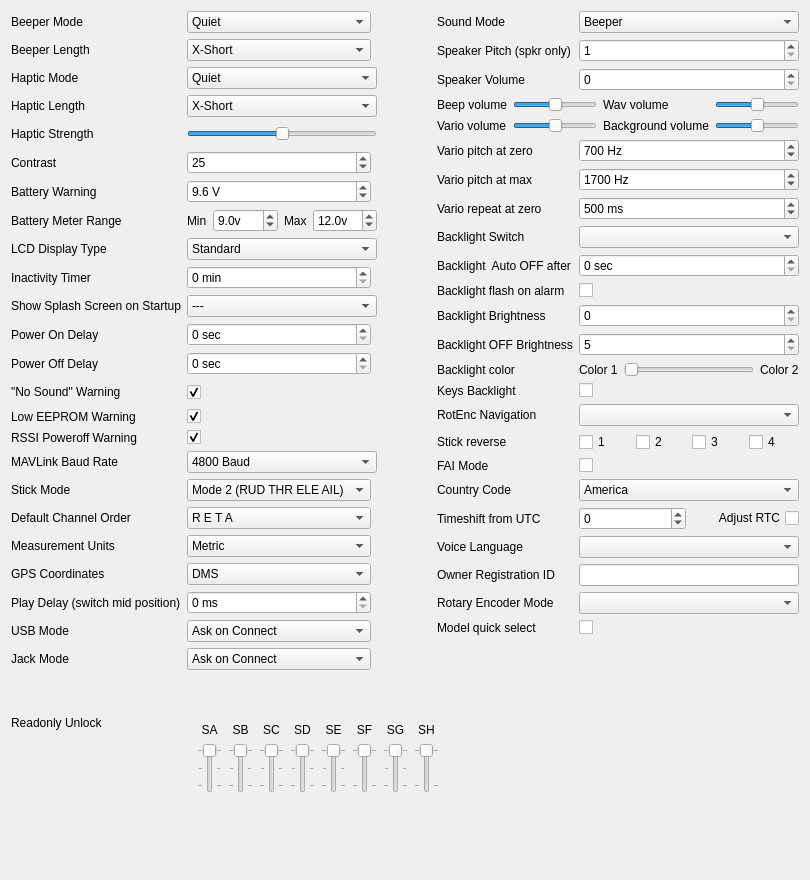
Old version of the form companion/src/generaledit/generalsetup.ui in the repository EdgeTX/edgetx.
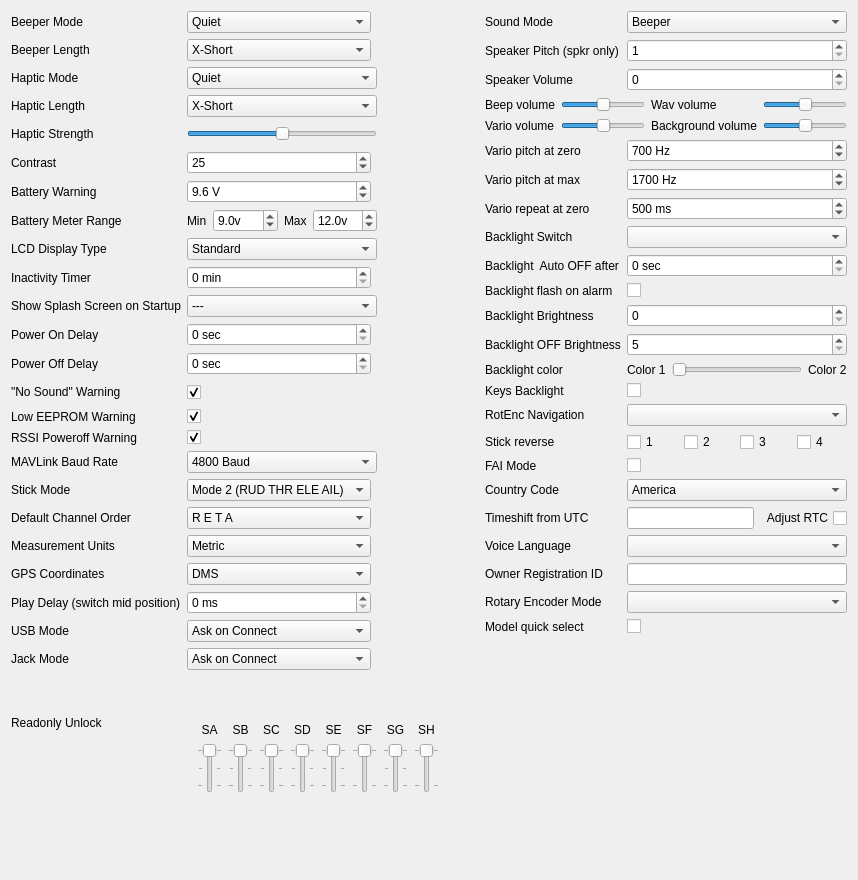
New version of the form. Custom widgets are drawn as their Qt base class.

Commit message:
feat: Support all current timezones for GPS (#3406)
* Support all current timezones.

* Fix function name and calculation for timezone offset.

* Allow setting any time offset value from -12 to +14 in 15 minutes increments.

* Alternate timezone editor in Companion (from elecpower).

* Fix compiler warning.

* chore: Add the T20

Diff of the .ui file:
```diff
--- a/companion/src/generaledit/generalsetup.ui
+++ b/companion/src/generaledit/generalsetup.ui
@@ -6,7 +6,7 @@
    <rect>
     <x>0</x>
     <y>0</y>
-    <width>810</width>
+    <width>858</width>
     <height>880</height>
    </rect>
   </property>
@@ -927,17 +927,7 @@
      <item row="18" column="1">
       <layout class="QHBoxLayout" name="horizontalLayout_2">
        <item>
-        <widget class="QSpinBox" name="timezoneSB">
-         <property name="minimum">
-          <number>-14</number>
-         </property>
-         <property name="maximum">
-          <number>12</number>
-         </property>
-         <property name="value">
-          <number>0</number>
-         </property>
-        </widget>
+        <widget class="TimezoneEdit" name="timezoneLE"/>
        </item>
        <item>
         <widget class="QCheckBox" name="adjustRTC">
@@ -2501,6 +2491,13 @@
    </item>
   </layout>
  </widget>
+ <customwidgets>
+  <customwidget>
+   <class>TimezoneEdit</class>
+   <extends>QLineEdit</extends>
+   <header>timezoneedit.h</header>
+  </customwidget>
+ </customwidgets>
  <resources/>
  <connections/>
 </ui>
```
The commit also changes 26 other files.
